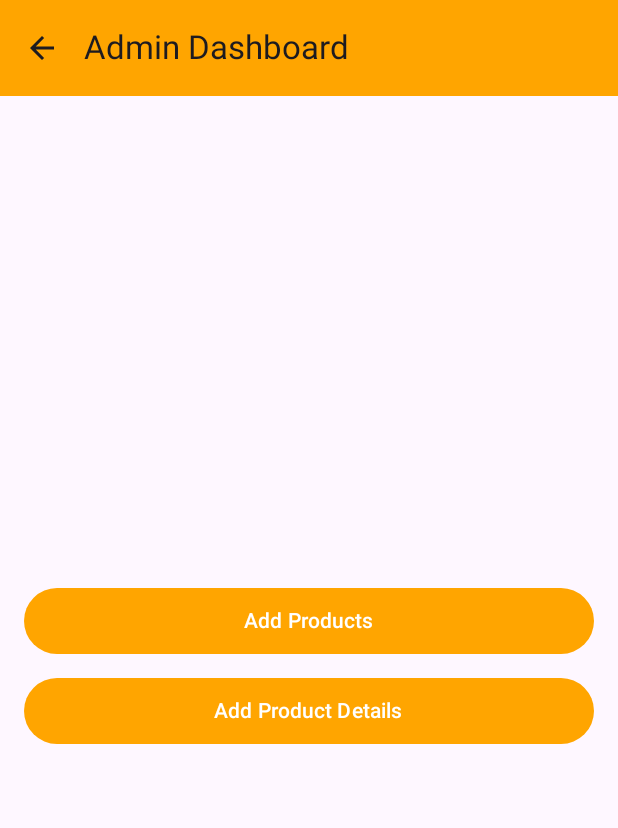
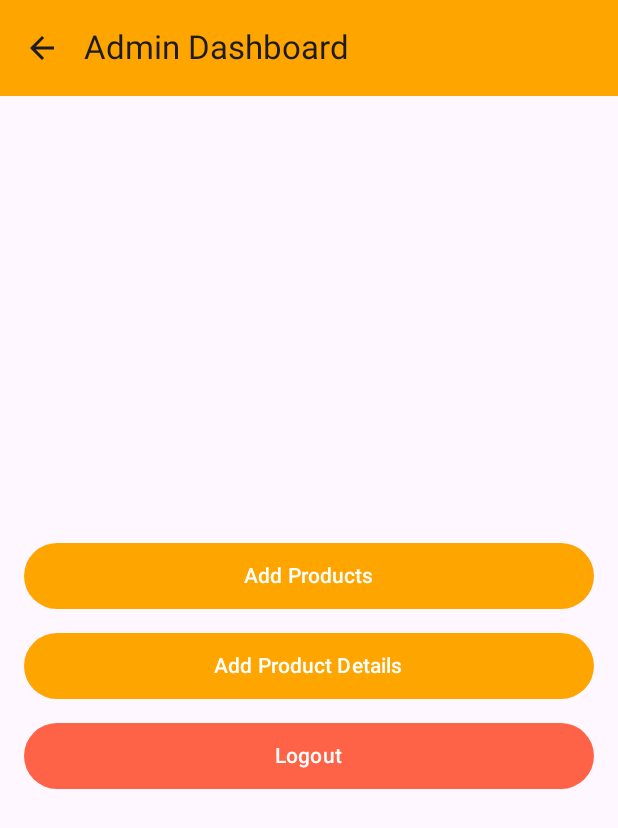
Before and after one commit to NabeelM99/Food-Delivery-App, an Android app built with Jetpack Compose: the AdminHomeScreen screen opened through its navigation route, on a phone screen of 412 x 824 dp. Shown: the top 828 px of the screen. Run offline under Robolectric (Android 15) with nearby library versions, the phone set to English and light mode, and no system bars; our stand-ins replace Firebase (no records; nobody signed in at launch, a user with empty details on screens opened directly).

Commit message:
Initial commit

```diff
--- a/app/src/main/java/com/example/fooddeliveryapp/ui/screen/AdminHomeScreen.kt
+++ b/app/src/main/java/com/example/fooddeliveryapp/ui/screen/AdminHomeScreen.kt
@@ -27,6 +27,7 @@ import androidx.compose.ui.graphics.Color
 import androidx.compose.ui.layout.ContentScale
 import androidx.compose.ui.res.painterResource
 import com.example.fooddeliveryapp.R
+import com.google.firebase.auth.FirebaseAuth
 import kotlinx.coroutines.CoroutineScope
 
 @OptIn(ExperimentalMaterial3Api::class)
@@ -75,6 +76,14 @@ fun AdminHomeScreen(navController: NavController) {
             "main" -> AdminMainMenu(
                 onAddProductClick = { currentScreen = "addProduct" },
                 onAddDetailsClick = { currentScreen = "addDetails" },
+                onLogoutClick = {
+                    // Handle logout
+                    FirebaseAuth.getInstance().signOut()
+                    navController.navigate("signInScreen") {
+                        popUpTo(navController.graph.startDestinationId) { inclusive = true }
+                        launchSingleTop = true
+                    }
+                },
                 padding = padding
             )
 
@@ -102,6 +111,7 @@ fun AdminHomeScreen(navController: NavController) {
 fun AdminMainMenu(
     onAddProductClick: () -> Unit,
     onAddDetailsClick: () -> Unit,
+    onLogoutClick: () -> Unit,
     padding: PaddingValues
 ) {
     Column(
@@ -133,6 +143,19 @@ fun AdminMainMenu(
             colors = ButtonDefaults.buttonColors(containerColor = Color(0xFFFFA500))
         ) {
             Text("Add Product Details")
+        }
+
+        Button(
+            onClick = onLogoutClick,
+            modifier = Modifier
+                .fillMaxWidth()
+                .height(60.dp)
+                .padding(vertical = 8.dp),
+            colors = ButtonDefaults.buttonColors(
+                containerColor = Color(0xFFFF6347)  // Different color for logout
+            )
+        ) {
+            Text("Logout")
         }
     }
 }
--- a/app/src/main/java/com/example/fooddeliveryapp/ui/screen/SignInScreen.kt
+++ b/app/src/main/java/com/example/fooddeliveryapp/ui/screen/SignInScreen.kt
@@ -107,7 +107,7 @@ fun SignInScreen(navController: NavController) {
                     CustomOutlinedTextField(
                         value = email,
                         onValueChange = { email = it },
-                        label = { Text("Email") },
+                        label = { Text("Email", color = Color.Gray) },
                         keyboardOptions = KeyboardOptions(keyboardType = KeyboardType.Email),
                         modifier = Modifier.fillMaxWidth()
                     )
@@ -117,7 +117,7 @@ fun SignInScreen(navController: NavController) {
                     CustomOutlinedTextField(
                         value = password,
                         onValueChange = { password = it },
-                        label = { Text("Password") },
+                        label = { Text("Password", color = Color.Gray) },
                         visualTransformation = if (passwordVisible) VisualTransformation.None
                         else PasswordVisualTransformation(),
                         keyboardOptions = KeyboardOptions(keyboardType = KeyboardType.Password),
--- a/app/src/main/java/com/example/fooddeliveryapp/ui/screen/SignUpScreen.kt
+++ b/app/src/main/java/com/example/fooddeliveryapp/ui/screen/SignUpScreen.kt
@@ -106,7 +106,7 @@ fun SignUpScreen(navController: NavController) {
                     CustomOutlinedTextField(
                         value = name,
                         onValueChange = { name = it },
-                        label = { Text("Name") },
+                        label = { Text("Name", color = Color.Gray) },
                         keyboardOptions = KeyboardOptions(keyboardType = KeyboardType.Text),
                         modifier = Modifier.fillMaxWidth()
                         //fontFamily = YummyFoodiesFontFamily
@@ -118,7 +118,7 @@ fun SignUpScreen(navController: NavController) {
                     CustomOutlinedTextField(
                         value = email,
                         onValueChange = { email = it },
-                        label = { Text("Email") },
+                        label = { Text("Email", color = Color.Gray) },
                         keyboardOptions = KeyboardOptions(keyboardType = KeyboardType.Email),
                         modifier = Modifier.fillMaxWidth()
                     )
@@ -128,7 +128,7 @@ fun SignUpScreen(navController: NavController) {
                     CustomOutlinedTextField(
                         value = password,
                         onValueChange = { password = it },
-                        label = { Text("Password") },
+                        label = { Text("Password", color = Color.Gray) },
                         visualTransformation = if (passwordVisible) VisualTransformation.None
                         else PasswordVisualTransformation(),
                         keyboardOptions = KeyboardOptions(keyboardType = KeyboardType.Password),
```
